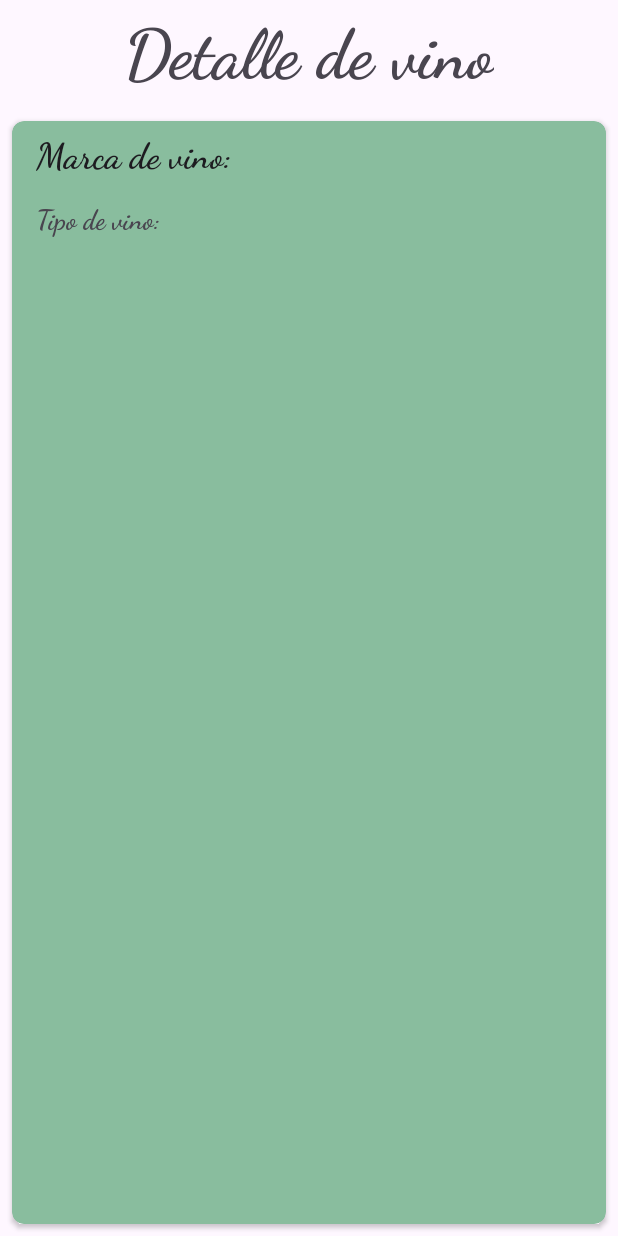
After one commit to RAMarenco/PDM_Parcial, an Android app: the fragment VinoDetailsFragment shown on its own in the app's theme, on a phone screen of 412 x 824 dp. The commit adds this screen. Run offline under Robolectric (Android 15) with nearby library versions, the light colour scheme and no system bars; our stand-ins replace data binding; 3 statements that could not run were skipped.

Commit message:
Add: Elaboracion de vistas :heavy_plus_sign:

```diff
--- a/VinoTracker/app/src/main/java/com/rmarenco/vinotracker/ui/MainActivity.kt
+++ b/VinoTracker/app/src/main/java/com/rmarenco/vinotracker/ui/MainActivity.kt
@@ -1,7 +1,8 @@
-package com.rmarenco.vinotracker
+package com.rmarenco.vinotracker.ui
 
 import androidx.appcompat.app.AppCompatActivity
 import android.os.Bundle
+import com.rmarenco.vinotracker.R
 
 class MainActivity : AppCompatActivity() {
     override fun onCreate(savedInstanceState: Bundle?) {
--- /dev/null
+++ b/VinoTracker/app/src/main/java/com/rmarenco/vinotracker/ui/vino/vinodetails/VinoDetailsFragment.kt
@@ -0,0 +1,34 @@
+package com.rmarenco.vinotracker.ui.vino.vinodetails
+
+import android.os.Bundle
+import androidx.fragment.app.Fragment
+import android.view.LayoutInflater
+import android.view.View
+import android.view.ViewGroup
+import androidx.fragment.app.activityViewModels
+import com.rmarenco.vinotracker.R
+import com.rmarenco.vinotracker.databinding.FragmentVinoDetailsBinding
+import com.rmarenco.vinotracker.viewmodel.VinoViewModel
+
+class VinoDetailsFragment : Fragment() {
+    private lateinit var binding: FragmentVinoDetailsBinding
+    private val vinoViewModel: VinoViewModel by activityViewModels {
+        VinoViewModel.Factory
+    }
+
+    override fun onCreateView(
+        inflater: LayoutInflater, container: ViewGroup?,
+        savedInstanceState: Bundle?
+    ): View? {
+        // Inflate the layout for this fragment
+        binding = FragmentVinoDetailsBinding.inflate(inflater, container, false)
+        return binding.root
+    }
+
+    override fun onViewCreated(view: View, savedInstanceState: Bundle?) {
+        super.onViewCreated(view, savedInstanceState)
+        //Binds the variable viewmodel in the layout to the information
+        //in the viewmodel class
+        binding.vinoViewModel = vinoViewModel
+    }
+}
--- /dev/null
+++ b/VinoTracker/app/src/main/res/drawable/baseline_add_24.xml
@@ -0,0 +1,5 @@
+<vector android:height="24dp" android:tint="#000000"
+    android:viewportHeight="24" android:viewportWidth="24"
+    android:width="24dp" xmlns:android="http://schemas.android.com/apk/res/android">
+    <path android:fillColor="@android:color/white" android:pathData="M19,13h-6v6h-2v-6H5v-2h6V5h2v6h6v2z"/>
+</vector>
--- /dev/null
+++ b/VinoTracker/app/src/main/res/layout/fragment_vino_details.xml
@@ -0,0 +1,113 @@
+<?xml version="1.0" encoding="utf-8"?>
+<layout xmlns:android="http://schemas.android.com/apk/res/android"
+    xmlns:app="http://schemas.android.com/apk/res-auto"
+    xmlns:tools="http://schemas.android.com/tools">
+
+    <data>
+
+        <variable
+            name="vinoViewModel"
+            type="com.rmarenco.vinotracker.viewmodel.VinoViewModel" />
+    </data>
+
+    <androidx.constraintlayout.widget.ConstraintLayout
+        android:layout_width="match_parent"
+        android:layout_height="match_parent"
+        tools:context=".ui.vino.vinodetails.VinoDetailsFragment">
+
+        <TextView
+            android:id="@+id/vino_details_textView"
+            style="@style/TextAppearance.AppCompat.Display2"
+            android:layout_width="wrap_content"
+            android:layout_height="wrap_content"
+            android:layout_marginStart="@dimen/small_gap"
+            android:layout_marginTop="@dimen/small_gap"
+            android:layout_marginEnd="@dimen/small_gap"
+            android:fontFamily="cursive"
+            android:text="@string/detalle_de_vino_text"
+            android:textStyle="bold"
+            app:layout_constraintEnd_toEndOf="parent"
+            app:layout_constraintStart_toStartOf="parent"
+            app:layout_constraintTop_toTopOf="parent" />
+
+        <androidx.cardview.widget.CardView
+            android:layout_width="0dp"
+            android:layout_height="0dp"
+            android:layout_marginStart="@dimen/small_gap"
+            android:layout_marginTop="@dimen/medium_gap"
+            android:layout_marginEnd="@dimen/small_gap"
+            android:layout_marginBottom="@dimen/small_gap"
+            android:backgroundTint="@color/cambridge_blue"
+            app:cardCornerRadius="8dp"
+            app:layout_constraintBottom_toBottomOf="parent"
+            app:layout_constraintEnd_toEndOf="parent"
+            app:layout_constraintStart_toStartOf="parent"
+            app:layout_constraintTop_toBottomOf="@+id/vino_details_textView">
+
+            <androidx.constraintlayout.widget.ConstraintLayout
+                android:layout_width="match_parent"
+                android:layout_height="match_parent">
+
+                <TextView
+                    android:id="@+id/vino_marca_detail_text"
+                    style="@style/TextAppearance.AppCompat.Headline"
+                    android:layout_width="wrap_content"
+                    android:layout_height="wrap_content"
+                    android:layout_marginStart="@dimen/medium_gap"
+                    android:layout_marginTop="@dimen/small_gap"
+                    android:layout_marginBottom="8dp"
+                    android:fontFamily="cursive"
+                    android:text="@string/marca_de_vino_text"
+                    android:textStyle="bold"
+                    app:layout_constraintBottom_toTopOf="@+id/vino_tipo_detail_text"
+                    app:layout_constraintStart_toStartOf="parent"
+                    app:layout_constraintTop_toTopOf="parent"
+                    app:layout_constraintVertical_bias="0.0"
+                    app:layout_constraintVertical_chainStyle="packed" />
+
+                <TextView
+                    android:id="@+id/vino_marca_detail"
+                    style="@style/TextAppearance.AppCompat.Headline"
+                    android:layout_width="0dp"
+                    android:layout_height="wrap_content"
+                    android:layout_marginStart="@dimen/small_gap"
+                    android:layout_marginEnd="@dimen/medium_gap"
+                    android:fontFamily="cursive"
+                    android:text="@={vinoViewModel.marca}"
+                    app:layout_constraintBottom_toBottomOf="@+id/vino_marca_detail_text"
+                    app:layout_constraintEnd_toEndOf="parent"
+                    app:layout_constraintStart_toEndOf="@+id/vino_marca_detail_text"
+                    app:layout_constraintTop_toTopOf="@+id/vino_marca_detail_text" />
+
+                <TextView
+                    android:id="@+id/vino_tipo_detail_text"
+                    style="@style/TextAppearance.AppCompat.Medium"
+                    android:layout_width="wrap_content"
+                    android:layout_height="wrap_content"
+                    android:layout_marginStart="@dimen/medium_gap"
+                    android:layout_marginTop="8dp"
+                    android:fontFamily="cursive"
+                    android:text="@string/tipo_de_vino_text"
+                    android:textStyle="bold"
+                    app:layout_constraintBottom_toBottomOf="parent"
+                    app:layout_constraintStart_toStartOf="parent"
+                    app:layout_constraintTop_toBottomOf="@+id/vino_marca_detail_text" />
+
+                <TextView
+                    android:id="@+id/vino_tipo_detail"
+                    style="@style/TextAppearance.AppCompat.Medium"
+                    android:layout_width="0dp"
+                    android:layout_height="wrap_content"
+                    android:layout_marginStart="@dimen/small_gap"
+                    android:layout_marginEnd="@dimen/medium_gap"
+                    android:fontFamily="cursive"
+                    android:text="@={vinoViewModel.tipo}"
+                    app:layout_constraintBottom_toBottomOf="@+id/vino_tipo_detail_text"
+                    app:layout_constraintEnd_toEndOf="parent"
+                    app:layout_constraintStart_toEndOf="@+id/vino_tipo_detail_text"
+                    app:layout_constraintTop_toTopOf="@+id/vino_tipo_detail_text" />
+            </androidx.constraintlayout.widget.ConstraintLayout>
+
+        </androidx.cardview.widget.CardView>
+    </androidx.constraintlayout.widget.ConstraintLayout>
+</layout>
--- a/VinoTracker/app/src/main/res/values/colors.xml
+++ b/VinoTracker/app/src/main/res/values/colors.xml
@@ -2,4 +2,6 @@
 <resources>
     <color name="black">#FF000000</color>
     <color name="white">#FFFFFFFF</color>
+    <color name="claret">#8B1E3F</color>
+    <color name="cambridge_blue">#89BD9E</color>
 </resources>
--- /dev/null
+++ b/VinoTracker/app/src/main/res/values/dimens.xml
@@ -0,0 +1,5 @@
+<?xml version="1.0" encoding="utf-8"?>
+<resources>
+    <dimen name="small_gap">8dp</dimen>
+    <dimen name="medium_gap">16dp</dimen>
+</resources>
--- a/VinoTracker/app/src/main/res/values/strings.xml
+++ b/VinoTracker/app/src/main/res/values/strings.xml
@@ -1,3 +1,13 @@
 <resources>
     <string name="app_name">VinoTracker</string>
+    <!-- TODO: Remove or change this placeholder text -->
+    <string name="hello_blank_fragment">Hello blank fragment</string>
+    <string name="lista_de_vinos_text">Lista de vinos</string>
+    <string name="tipo_de_vino_text">Tipo de vino:</string>
+    <string name="marca_de_vino_text">Marca de vino:</string>
+    <string name="detalle_de_vino_text">Detalle de vino</string>
+    <string name="agregar_vino_text">Agregar vino</string>
+    <string name="marca_hint">Marca</string>
+    <string name="tipo_hint">Tipo</string>
+    <string name="agregar_vino_button_text">Agregar Vino</string>
 </resources>
```
Also changed, not shown: VinoTracker/app/src/main/java/com/rmarenco/vinotracker/ui/vino/addvino/AddVinoFragment.kt (added, +62 -0 lines), VinoTracker/app/src/main/java/com/rmarenco/vinotracker/ui/vino/vinolist/VinoListFragment.kt (added, +53 -0 lines), VinoTracker/app/src/main/res/layout/activity_main.xml (+22 -14 lines), VinoTracker/app/src/main/res/layout/fragment_add_vino.xml (added, +86 -0 lines), VinoTracker/app/src/main/res/layout/fragment_vino_list.xml (added, +57 -0 lines), VinoTracker/app/src/main/res/layout/vino_item.xml (added, +84 -0 lines), VinoTracker/app/src/main/res/navigation/nav_graph.xml (added, +34 -0 lines), VinoTracker/app/src/main/res/drawable/vino_background.jpg (added).
